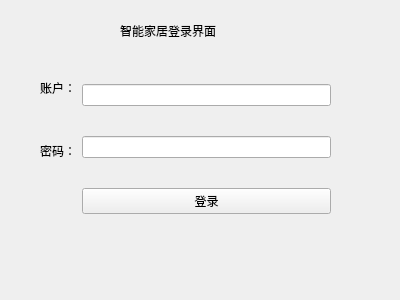
The window that wps/QT/SmartHome/login.ui (Chansla/Training) describes before a commit, drawn with Qt 5.
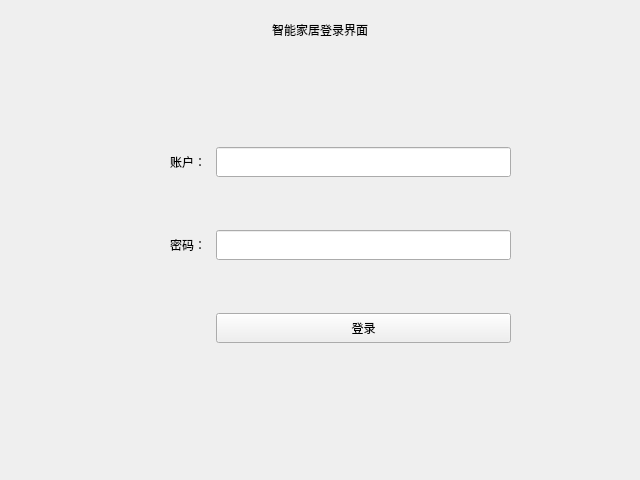
The same window after the commit.

What changed in the file:
```diff
--- a/wps/QT/SmartHome/login.ui
+++ b/wps/QT/SmartHome/login.ui
@@ -6,71 +6,170 @@
    <rect>
     <x>0</x>
     <y>0</y>
-    <width>400</width>
-    <height>300</height>
+    <width>640</width>
+    <height>480</height>
    </rect>
   </property>
+  <property name="sizePolicy">
+   <sizepolicy hsizetype="Fixed" vsizetype="Fixed">
+    <horstretch>0</horstretch>
+    <verstretch>0</verstretch>
+   </sizepolicy>
+  </property>
   <property name="windowTitle">
    <string>Form</string>
   </property>
   <widget class="QLabel" name="label_4">
    <property name="geometry">
     <rect>
-     <x>120</x>
-     <y>20</y>
-     <width>161</width>
-     <height>21</height>
+     <x>240</x>
+     <y>10</y>
+     <width>160</width>
+     <height>40</height>
     </rect>
    </property>
+   <property name="sizePolicy">
+    <sizepolicy hsizetype="Fixed" vsizetype="Fixed">
+     <horstretch>0</horstretch>
+     <verstretch>0</verstretch>
+    </sizepolicy>
+   </property>
+   <property name="maximumSize">
+    <size>
+     <width>16777215</width>
+     <height>40</height>
+    </size>
+   </property>
    <property name="text">
     <string>智能家居登录界面</string>
    </property>
+   <property name="alignment">
+    <set>Qt::AlignCenter</set>
+   </property>
   </widget>
-  <widget class="QWidget" name="">
+  <widget class="QWidget" name="layoutWidget">
    <property name="geometry">
     <rect>
-     <x>40</x>
-     <y>60</y>
-     <width>291</width>
-     <height>181</height>
+     <x>170</x>
+     <y>100</y>
+     <width>341</width>
+     <height>291</height>
     </rect>
    </property>
-   <layout class="QHBoxLayout" name="horizontalLayout">
+   <layout class="QVBoxLayout" name="verticalLayout">
     <item>
-     <layout class="QVBoxLayout" name="verticalLayout_2">
+     <layout class="QHBoxLayout" name="horizontalLayout">
       <item>
-       <widget class="QLabel" name="label">
+       <widget class="QLabel" name="label_usr">
+        <property name="sizePolicy">
+         <sizepolicy hsizetype="Fixed" vsizetype="Preferred">
+          <horstretch>0</horstretch>
+          <verstretch>0</verstretch>
+         </sizepolicy>
+        </property>
+        <property name="minimumSize">
+         <size>
+          <width>40</width>
+          <height>0</height>
+         </size>
+        </property>
+        <property name="maximumSize">
+         <size>
+          <width>40</width>
+          <height>16777215</height>
+         </size>
+        </property>
         <property name="text">
          <string>账户：</string>
         </property>
        </widget>
       </item>
       <item>
-       <widget class="QLabel" name="label_2">
+       <widget class="QLineEdit" name="lineEdit_usr">
+        <property name="maximumSize">
+         <size>
+          <width>16777215</width>
+          <height>30</height>
+         </size>
+        </property>
+       </widget>
+      </item>
+     </layout>
+    </item>
+    <item>
+     <layout class="QHBoxLayout" name="horizontalLayout_2">
+      <item>
+       <widget class="QLabel" name="label_pwd">
+        <property name="sizePolicy">
+         <sizepolicy hsizetype="Fixed" vsizetype="Preferred">
+          <horstretch>0</horstretch>
+          <verstretch>0</verstretch>
+         </sizepolicy>
+        </property>
+        <property name="minimumSize">
+         <size>
+          <width>40</width>
+          <height>0</height>
+         </size>
+        </property>
+        <property name="maximumSize">
+         <size>
+          <width>40</width>
+          <height>16777215</height>
+         </size>
+        </property>
         <property name="text">
          <string>密码：</string>
         </property>
        </widget>
       </item>
       <item>
-       <widget class="QLabel" name="label_3">
-        <property name="text">
-         <string/>
+       <widget class="QLineEdit" name="lineEdit_pwd">
+        <property name="maximumSize">
+         <size>
+          <width>16777215</width>
+          <height>30</height>
+         </size>
         </property>
        </widget>
       </item>
      </layout>
     </item>
     <item>
-     <layout class="QVBoxLayout" name="verticalLayout">
+     <layout class="QHBoxLayout" name="horizontalLayout_3">
       <item>
-       <widget class="QLineEdit" name="lineEdit_usr"/>
-      </item>
-      <item>
-       <widget class="QLineEdit" name="lineEdit_pwd"/>
+       <spacer name="horizontalSpacer">
+        <property name="orientation">
+         <enum>Qt::Horizontal</enum>
+        </property>
+        <property name="sizeHint" stdset="0">
+         <size>
+          <width>40</width>
+          <height>20</height>
+         </size>
+        </property>
+       </spacer>
       </item>
       <item>
        <widget class="QPushButton" name="pushButton_lg">
+        <property name="sizePolicy">
+         <sizepolicy hsizetype="Expanding" vsizetype="Fixed">
+          <horstretch>0</horstretch>
+          <verstretch>0</verstretch>
+         </sizepolicy>
+        </property>
+        <property name="minimumSize">
+         <size>
+          <width>295</width>
+          <height>30</height>
+         </size>
+        </property>
+        <property name="maximumSize">
+         <size>
+          <width>295</width>
+          <height>16777215</height>
+         </size>
+        </property>
         <property name="text">
          <string>登录</string>
         </property>
```
Left out of the diff: 2 changed lines with no effect on the pictures.
